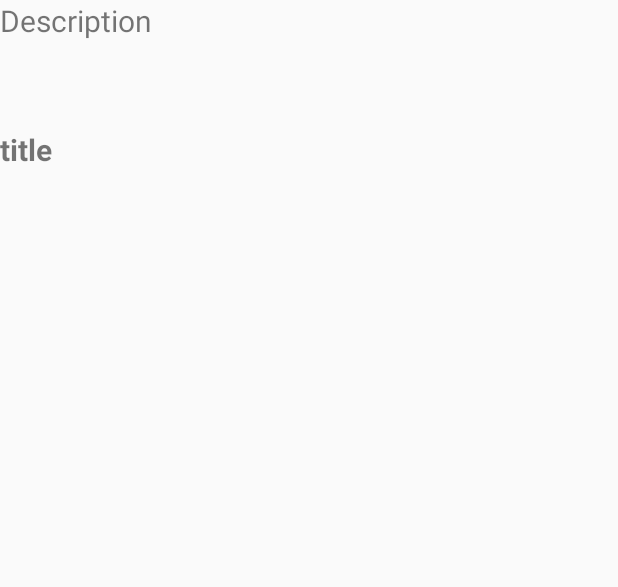
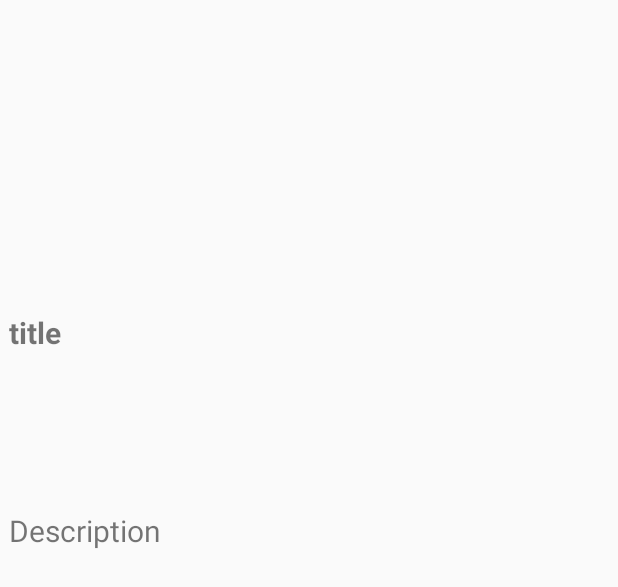
Before and after one commit to cheqriyass/MyMdb, an Android app: the layout activity_movie_details.xml on its own in the app's theme, with its tools: preview values and no code run, on a phone screen of 412 x 824 dp. Shown: the top 587 px of the screen. Run offline under Robolectric (Android 15) with nearby library versions, the phone set to English and light mode, and no system bars.

Commit message:
fixed display bugs

```diff
--- a/app/src/main/java/com/example/yassine/mymdb/models/Movie.java
+++ b/app/src/main/java/com/example/yassine/mymdb/models/Movie.java
@@ -3,7 +3,9 @@ package com.example.yassine.mymdb.models;
 
 import com.google.gson.annotations.SerializedName;
 
-public class Movie {
+import java.io.Serializable;
+
+public class Movie implements Serializable {
     @SerializedName("id")
     private Integer id;
 
--- a/app/src/main/res/layout/activity_movie_details.xml
+++ b/app/src/main/res/layout/activity_movie_details.xml
@@ -6,37 +6,18 @@
     android:layout_height="match_parent"
     tools:context="com.example.yassine.mymdb.MovieDetails">
 
-    <TextView
-        android:id="@+id/movie_desc"
-        android:layout_width="wrap_content"
-        android:layout_height="wrap_content"
-        android:layout_below="@+id/thumbnail"
-        android:layout_centerHorizontal="true"
-        android:layout_gravity="center"
-        android:layout_weight="1"
-        android:text="Description"
-        android:textSize="20sp"
-        tools:layout_editor_absoluteY="355dp"
-        tools:layout_editor_absoluteX="141dp" />
-
-    <TextView
-        android:id="@+id/movie_title"
-        android:layout_width="wrap_content"
-        android:layout_height="wrap_content"
-        android:layout_alignEnd="@+id/movie_desc"
-        android:layout_alignRight="@+id/movie_desc"
-        android:layout_centerVertical="true"
-        android:layout_gravity="center"
-        android:layout_marginEnd="22dp"
-        android:layout_weight="1"
-        android:text="title"
-        android:textSize="20sp"
-        android:textStyle="bold"
-        tools:layout_editor_absoluteX="175dp"
-        android:layout_marginTop="8dp"
-        app:layout_constraintTop_toBottomOf="@+id/thumbnail"
-        android:layout_marginBottom="8dp"
-        app:layout_constraintBottom_toTopOf="@+id/movie_desc" />
+    <LinearLayout
+        android:layout_width="match_parent"
+        android:layout_height="match_parent"
+        android:layout_marginBottom="0dp"
+        android:layout_marginLeft="0dp"
+        android:layout_marginRight="0dp"
+        android:layout_marginTop="0dp"
+        android:orientation="vertical"
+        app:layout_constraintBottom_toBottomOf="parent"
+        app:layout_constraintLeft_toLeftOf="parent"
+        app:layout_constraintRight_toRightOf="parent"
+        app:layout_constraintTop_toTopOf="parent">
 
         <ImageView
             android:id="@+id/thumbnail"
@@ -47,14 +28,45 @@
             android:layout_alignParentRight="true"
             android:layout_alignParentStart="true"
             android:layout_alignParentTop="true"
-        android:layout_marginLeft="8dp"
-        android:layout_marginRight="8dp"
-        android:layout_marginTop="-1dp"
             android:background="?attr/selectableItemBackgroundBorderless"
             android:scaleType="fitXY"
+            app:layout_constraintHorizontal_bias="0.0"
             app:layout_constraintLeft_toLeftOf="parent"
             app:layout_constraintRight_toRightOf="parent"
-        app:layout_constraintTop_toTopOf="parent"
-        app:layout_constraintHorizontal_bias="0.0" />
+            app:layout_constraintTop_toTopOf="parent" />
+
+        <TextView
+            android:id="@+id/movie_title"
+            android:layout_width="match_parent"
+            android:layout_height="wrap_content"
+            android:layout_alignEnd="@+id/movie_desc"
+            android:layout_alignRight="@+id/movie_desc"
+            android:layout_centerVertical="true"
+            android:layout_gravity="center"
+            android:layout_marginLeft="4dp"
+            android:layout_marginTop="8dp"
+            android:layout_weight="0.23"
+            android:text="title"
+            android:textSize="20sp"
+            android:textStyle="bold"
+            app:layout_constraintBottom_toTopOf="@+id/movie_desc"
+            app:layout_constraintLeft_toLeftOf="parent"
+            app:layout_constraintTop_toBottomOf="@+id/thumbnail"
+            app:layout_constraintVertical_bias="0.636" />
+
+        <TextView
+            android:id="@+id/movie_desc"
+            android:layout_width="match_parent"
+            android:layout_height="wrap_content"
+            android:layout_below="@+id/thumbnail"
+            android:layout_centerHorizontal="true"
+            android:layout_gravity="center"
+            android:layout_marginLeft="4dp"
+            android:layout_weight="1"
+            android:text="Description"
+            android:textSize="20sp"
+            app:layout_constraintBottom_toBottomOf="parent"
+            app:layout_constraintLeft_toLeftOf="parent" />
+    </LinearLayout>
 
 </android.support.constraint.ConstraintLayout>
--- a/app/src/main/res/layout/movie_list_item_3.xml
+++ b/app/src/main/res/layout/movie_list_item_3.xml
@@ -2,7 +2,7 @@
 <FrameLayout xmlns:android="http://schemas.android.com/apk/res/android"
     android:layout_width="wrap_content"
     android:layout_height="wrap_content"
-    android:layout_marginBottom="5dp"
+    android:layout_marginBottom="3dp"
     android:orientation="vertical">
 
     <RelativeLayout
```
Also changed, not shown: app/src/main/AndroidManifest.xml (+10 -4 lines), app/src/main/java/com/example/yassine/mymdb/MovieDetails.java (+26 -1 lines), app/src/main/java/com/example/yassine/mymdb/MovieListActiviy.java (+103 -55 lines), app/src/main/java/com/example/yassine/mymdb/PaginationAdapter.java (+10 -6 lines), app/src/main/java/com/example/yassine/mymdb/models/SimpleDividerItemDecoration.java (added, +42 -0 lines), app/src/main/res/drawable/line_divider.xml (added, +11 -0 lines), app/src/main/res/layout/movie_details.xml (deleted, +0 -53 lines), app/src/main/res/layout/movie_list_item_1.xml (+14 -13 lines), app/src/main/res/layout/movie_list_item_2.xml (+33 -34 lines), app/src/main/res/layout/movies_list.xml (+14 -10 lines), app/src/main/res/layout/movies_list_grid.xml (+14 -9 lines). Lines whose indentation alone changed are shown as unchanged.
